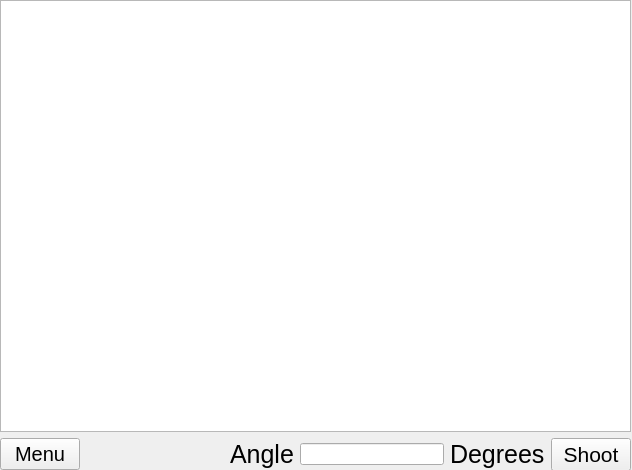
Above: src/LevelStart.ui from lesan2807/EducationalSkeeBall before the change. Below: the same form after it.
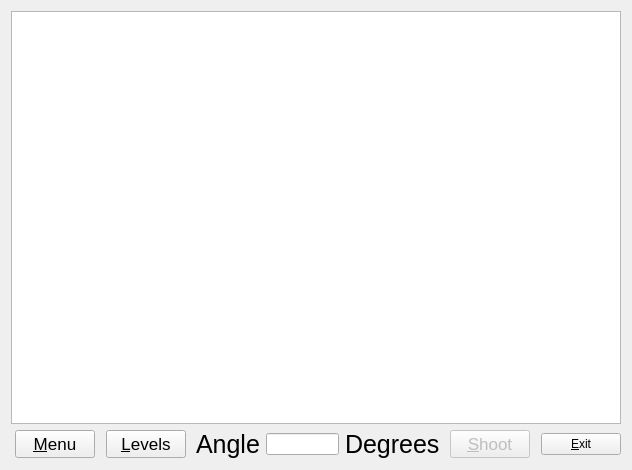
That is the form after the change.

```diff
--- a/src/LevelStart.ui
+++ b/src/LevelStart.ui
@@ -13,30 +13,68 @@
   <property name="windowTitle">
    <string>Form</string>
   </property>
-  <widget class="QWidget" name="verticalLayoutWidget_2">
-   <property name="geometry">
-    <rect>
-     <x>0</x>
-     <y>0</y>
-     <width>631</width>
-     <height>471</height>
-    </rect>
-   </property>
-   <layout class="QVBoxLayout" name="verticalLayout_2">
-    <item>
-     <widget class="QGraphicsView" name="graphicsView"/>
-    </item>
-    <item>
+  <layout class="QGridLayout" name="gridLayout_2">
+   <item row="0" column="0">
+    <layout class="QGridLayout" name="gridLayout">
+     <item row="0" column="0">
+      <widget class="QGraphicsView" name="graphicsView">
+       <property name="sizePolicy">
+        <sizepolicy hsizetype="Minimum" vsizetype="Expanding">
+         <horstretch>0</horstretch>
+         <verstretch>0</verstretch>
+        </sizepolicy>
+       </property>
+      </widget>
+     </item>
+     <item row="1" column="0">
      <layout class="QHBoxLayout" name="horizontalLayout">
+       <item>
+        <spacer name="horizontalSpacer_2">
+         <property name="orientation">
+          <enum>Qt::Horizontal</enum>
+         </property>
+         <property name="sizeHint" stdset="0">
+          <size>
+           <width>40</width>
+           <height>20</height>
+          </size>
+         </property>
+        </spacer>
+       </item>
       <item>
        <widget class="QPushButton" name="menuButton">
         <property name="font">
          <font>
-          <pointsize>15</pointsize>
+           <pointsize>13</pointsize>
          </font>
         </property>
         <property name="text">
-         <string>Menu</string>
+          <string>&amp;Menu</string>
+         </property>
+        </widget>
+       </item>
+       <item>
+        <spacer name="horizontalSpacer_5">
+         <property name="orientation">
+          <enum>Qt::Horizontal</enum>
+         </property>
+         <property name="sizeHint" stdset="0">
+          <size>
+           <width>40</width>
+           <height>20</height>
+          </size>
+         </property>
+        </spacer>
+       </item>
+       <item>
+        <widget class="QPushButton" name="returnButton">
+         <property name="font">
+          <font>
+           <pointsize>13</pointsize>
+          </font>
+         </property>
+         <property name="text">
+          <string>&amp;Levels</string>
         </property>
        </widget>
       </item>
@@ -69,7 +107,26 @@
        </widget>
       </item>
       <item>
-       <widget class="QLineEdit" name="enterAngle"/>
+        <widget class="QLineEdit" name="enterAngle">
+         <property name="inputMethodHints">
+          <set>Qt::ImhPreferNumbers</set>
+         </property>
+         <property name="inputMask">
+          <string>09999</string>
+         </property>
+         <property name="text">
+          <string/>
+         </property>
+         <property name="maxLength">
+          <number>5</number>
+         </property>
+         <property name="cursorPosition">
+          <number>5</number>
+         </property>
+         <property name="clearButtonEnabled">
+          <bool>false</bool>
+         </property>
+        </widget>
       </item>
       <item>
        <widget class="QLabel" name="DegreeOrRadian">
@@ -83,22 +140,59 @@
         </property>
        </widget>
       </item>
+       <item>
+        <spacer name="horizontalSpacer_4">
+         <property name="orientation">
+          <enum>Qt::Horizontal</enum>
+         </property>
+         <property name="sizeHint" stdset="0">
+          <size>
+           <width>40</width>
+           <height>20</height>
+          </size>
+         </property>
+        </spacer>
+       </item>
       <item>
        <widget class="QPushButton" name="shootButton">
+         <property name="enabled">
+          <bool>false</bool>
+         </property>
         <property name="font">
          <font>
-          <pointsize>16</pointsize>
+           <pointsize>13</pointsize>
          </font>
         </property>
         <property name="text">
-         <string>Shoot</string>
+          <string>&amp;Shoot</string>
         </property>
        </widget>
       </item>
+       <item>
+        <spacer name="horizontalSpacer_3">
+         <property name="orientation">
+          <enum>Qt::Horizontal</enum>
+         </property>
+         <property name="sizeHint" stdset="0">
+          <size>
+           <width>40</width>
+           <height>20</height>
+          </size>
+         </property>
+        </spacer>
+       </item>
+       <item>
+        <widget class="QPushButton" name="exitButton">
+         <property name="text">
+          <string>&amp;Exit</string>
+         </property>
+        </widget>
+       </item>
      </layout>
     </item>
    </layout>
-  </widget>
+   </item>
+  </layout>
  </widget>
  <resources/>
  <connections/>
```
Lines whose indentation alone changed are shown as unchanged.
